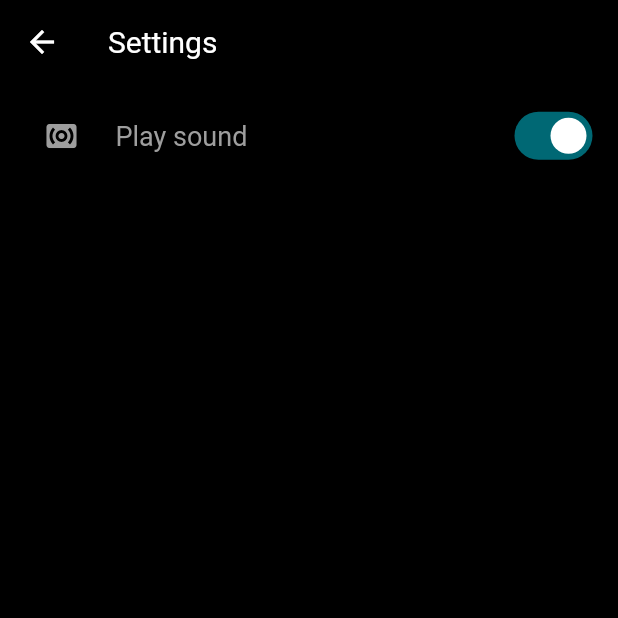
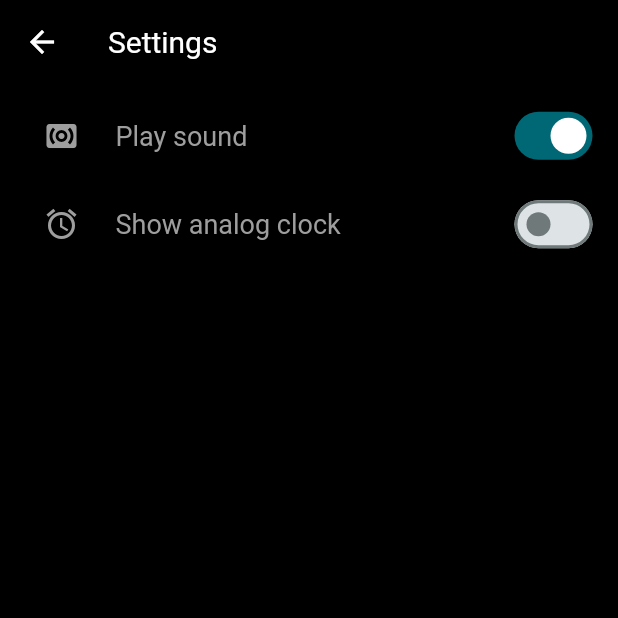
Before and after one commit to dajkim76/good_timer, a Flutter app: the SettingsPage screen opened directly, on a phone screen of 412 x 824 dp, the top half of it. Run offline on Flutter 3.47's test engine with Material 3 defaults, Android fonts, the phone set to English and light mode, and no system bars; drawn by our look-alikes of settings_ui; our stand-ins replace fluttertoast, realm, shared_preferences, sprintf, wakelock; accounts and stored records are empty; generated files the repository leaves out were written again.

Commit message:
add. "Show analog clock" option

```diff
--- a/lib/l10n/intl_en.arb
+++ b/lib/l10n/intl_en.arb
@@ -16,5 +16,7 @@
   "add_task": "Add task",
   "task_name": "Task name",
   "confirm_deletion": "Are you sure you want to delete it?",
-  "pomodoro_count": "Pomodoro count"
+  "pomodoro_count": "Pomodoro count",
+  "show_analog_clock":"Show analog clock",
+  "delete_all": "Delete all"
 }
--- a/lib/l10n/intl_ko.arb
+++ b/lib/l10n/intl_ko.arb
@@ -16,5 +16,7 @@
   "add_task": "작업 추가",
   "task_name": "작업 이름",
   "confirm_deletion": "정말로 삭제하겠습니까?",
-  "pomodoro_count": "뽀모도로 개수"
+  "pomodoro_count": "뽀모도로 개수",
+  "show_analog_clock":"아날로그 시계 보기",
+  "delete_all": "모두 삭제"
 }
--- a/lib/pomodoro_page.dart
+++ b/lib/pomodoro_page.dart
@@ -20,19 +20,19 @@ class PomodoroPage extends StatelessWidget {
               onPressed: () {
                 taskListProvider.clearPomodoro();
               },
-              tooltip: S.of(context).tasks,
+              tooltip: S.of(context).delete_all,
             )
           ],
         ),
         body: Padding(
-            padding: EdgeInsets.all(5.0),
+            padding: const EdgeInsets.all(5.0),
             child: ListView.builder(
                 itemCount: taskListProvider.pomodoroList.length,
                 itemBuilder: (context, index) => ListTile(
                       leading: getIcon(index),
                       title: Text(
                         taskListProvider.pomodoroList[index].name,
-                        style: TextStyle(color: Colors.white),
+                        style: const TextStyle(color: Colors.white),
                       ),
                       subtitle: Text(DateFormat('yyyy-MM-dd HH:mm')
                           .format(taskListProvider.pomodoroList[index].doneTime.toLocal())),
--- a/lib/settings_page.dart
+++ b/lib/settings_page.dart
@@ -34,6 +34,14 @@ class _SettingsState extends State<SettingsPage> {
                 leading: const Icon(Icons.surround_sound),
                 title: Text(S.of(context).playSound),
               ),
+              SettingsTile.switchTile(
+                onToggle: (value) {
+                  settingsProvider.setAnalogClock(value);
+                },
+                initialValue: settingsProvider.isAnalogClock,
+                leading: const Icon(Icons.alarm),
+                title: Text(S.of(context).show_analog_clock),
+              )
             ])
           ],
           lightTheme: const SettingsThemeData(
```
Also changed, not shown: lib/home_page.dart (+11 -9 lines), lib/my_providers.dart (+11 -2 lines).
